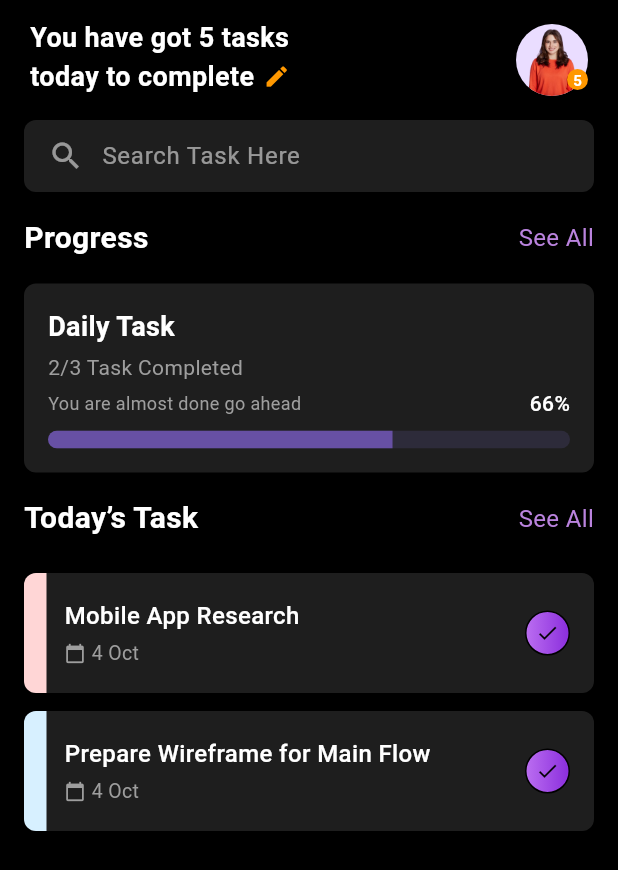
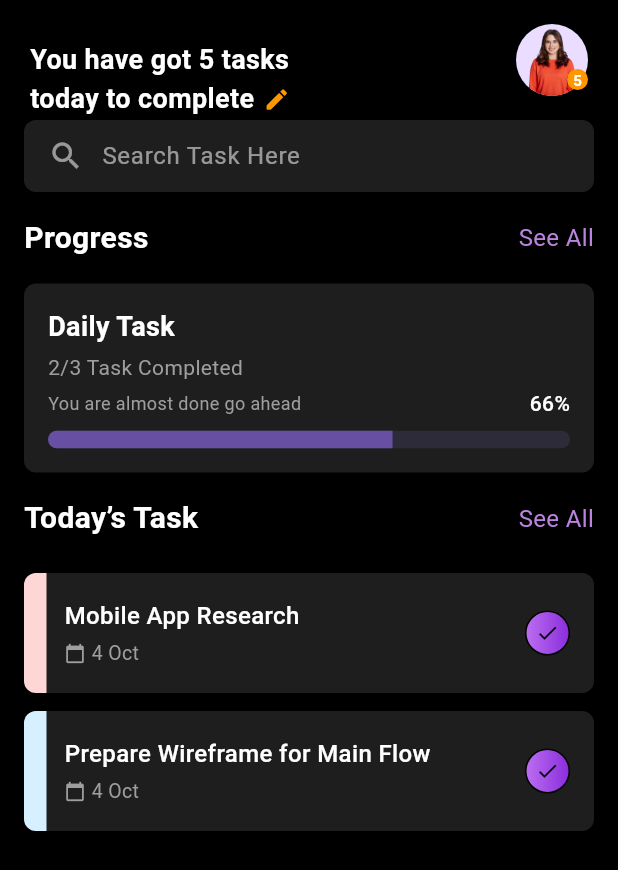
Before and after one commit to nguyenkhoi489/flutter_project, a Flutter app: the screen it shows after launch, on a phone screen of 412 x 824 dp. Shown: the top 870 px of the screen. Run offline on Flutter 3.47's test engine with Material 3 defaults, Android fonts, the phone set to English and light mode, and no system bars.

Commit message:
update navbar

```diff
--- a/lib/Components/NavBarWidget.dart
+++ b/lib/Components/NavBarWidget.dart
@@ -10,8 +10,7 @@ class NavBarWidget extends StatelessWidget implements PreferredSizeWidget {
   Widget build(BuildContext context) {
     // TODO: implement build
 
-    return SafeArea(
-      child: Padding(
+    return Padding(
       padding: EdgeInsets.symmetric(horizontal: 20, vertical: 12),
       child: Row(
         children: [
@@ -19,6 +18,7 @@ class NavBarWidget extends StatelessWidget implements PreferredSizeWidget {
             child: Column(
               crossAxisAlignment: CrossAxisAlignment.start,
               children: [
+                SizedBox(height: 15),
                 Text(
                   "You have got 5 tasks",
                   style: TextStyle(
@@ -75,7 +75,6 @@ class NavBarWidget extends StatelessWidget implements PreferredSizeWidget {
           )
         ],
       ),
-      ),
     );
   }
 
```
Lines whose indentation alone changed are shown as unchanged.
